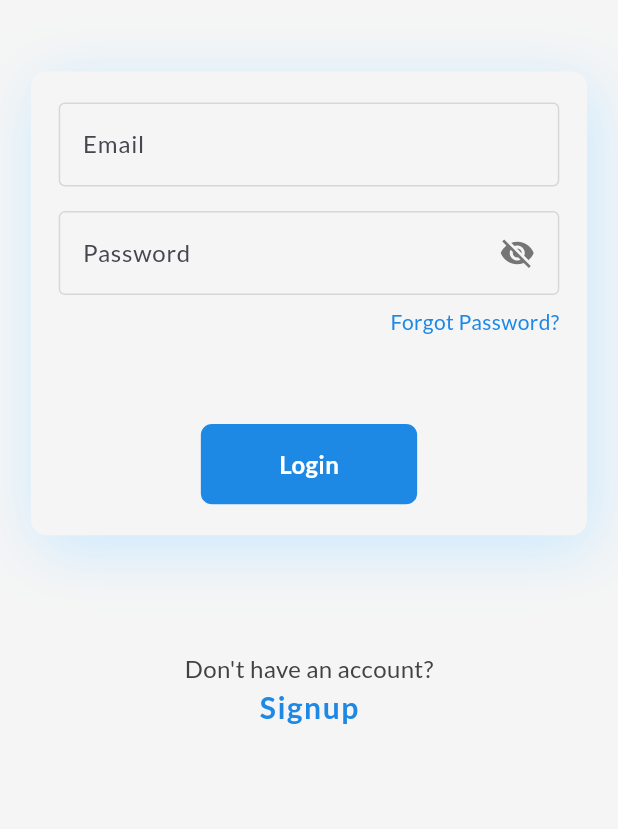
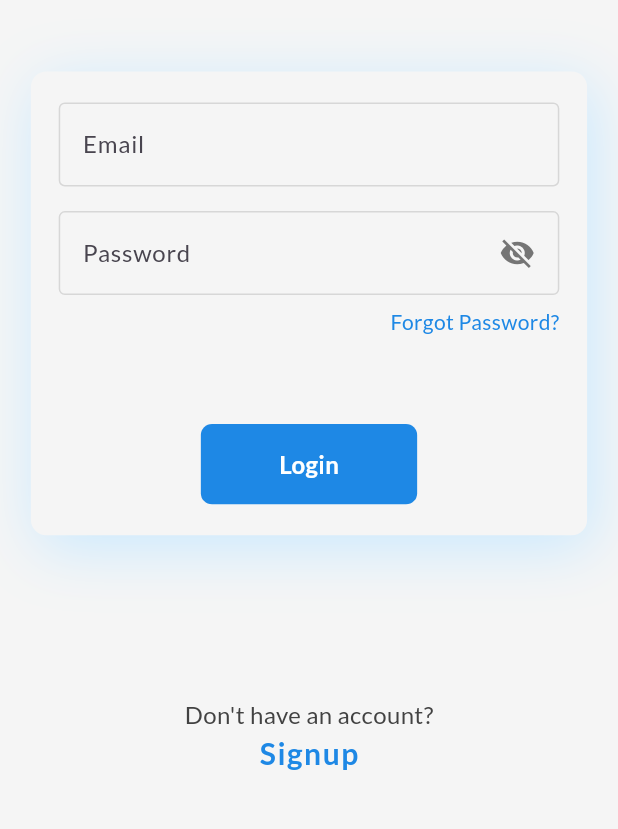
Before and after one commit to bhawesh2002/auth_screens, a Flutter app: the LoginPage screen opened directly, on a phone screen of 412 x 824 dp, the part 275-1104 px from its top. Run offline on Flutter 3.47's test engine with Material 3 defaults, Android fonts, the phone set to English and light mode, and no system bars; our stand-ins replace firebase_auth, firebase_core, get, google_fonts; accounts and stored records are empty; generated files the repository leaves out were written again.

Commit message:
refactor: Update LoginPage layout to center main content

```diff
--- a/lib/pages/login_page.dart
+++ b/lib/pages/login_page.dart
@@ -242,7 +242,7 @@ class _LoginPageState extends State<LoginPage> {
                 child: LayoutBuilder(
                   builder: (context, constraints) {
                     return Column(
-                      mainAxisAlignment: MainAxisAlignment.spaceEvenly,
+                      mainAxisAlignment: MainAxisAlignment.center,
                       children: [
                         // Padding(
                         //     padding: EdgeInsets.only(
@@ -273,6 +273,8 @@ class _LoginPageState extends State<LoginPage> {
                             ],
                           ),
                         ),
+                        const Padding(
+                            padding: EdgeInsets.symmetric(vertical: 8)),
                         Obx(
                           () => _authStateController.user != null
                               ? Column(
```
